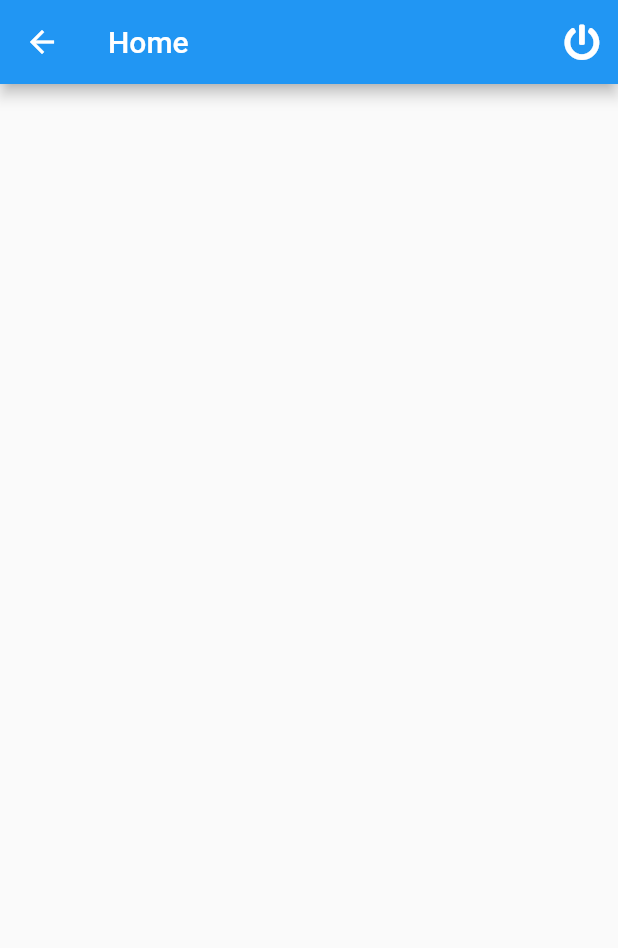
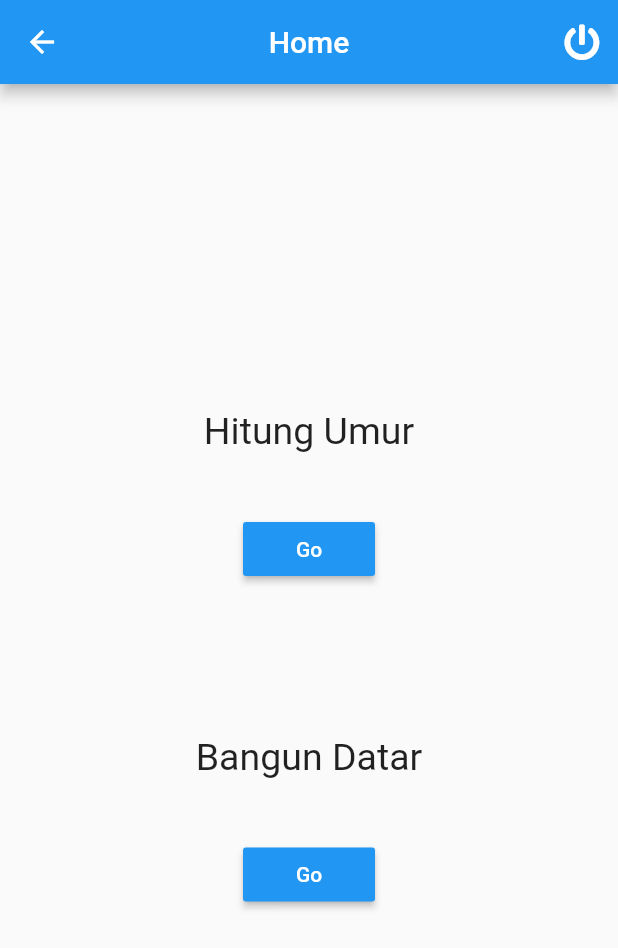
Before and after one commit to Fauzywahyudi/MentoringFlutter-3, a Flutter app: the HomePage screen opened by its route, on a phone screen of 412 x 824 dp. Shown: the top 948 px of the screen. Run offline on Flutter 3.47's test engine with Material 2 defaults, Android fonts, the phone set to English and light mode, and no system bars; our stand-ins replace flutter_custom_clippers, fluttertoast, font_awesome_flutter.

Commit message:
create menu pada home

```diff
--- a/Week2/task_week2/lib/main.dart
+++ b/Week2/task_week2/lib/main.dart
@@ -1,4 +1,5 @@
 import 'package:flutter/material.dart';
+import 'package:task_week2/views/hitung_umur.dart';
 import 'package:task_week2/views/home.dart';
 import 'package:task_week2/views/login.dart';
 
@@ -18,6 +19,7 @@ class MyApp extends StatelessWidget {
       routes: {
         HomePage.routeName: (context) => HomePage(),
         LoginPage.routeName: (context) => LoginPage(),
+        HitungUmur.routeName: (context) => HitungUmur(),
       },
       initialRoute: LoginPage.routeName,
     );
--- a/Week2/task_week2/lib/views/home.dart
+++ b/Week2/task_week2/lib/views/home.dart
@@ -11,9 +11,11 @@ class HomePage extends StatefulWidget {
 class _HomePageState extends State<HomePage> {
   @override
   Widget build(BuildContext context) {
+    var size = MediaQuery.of(context).size;
     return Scaffold(
       appBar: AppBar(
         title: Text('Home'),
+        centerTitle: true,
         actions: [
           IconButton(
             icon: Icon(FontAwesomeIcons.powerOff),
@@ -23,7 +25,41 @@ class _HomePageState extends State<HomePage> {
           ),
         ],
       ),
-      body: Container(),
+      body: Container(
+        width: size.width,
+        child: Column(
+          mainAxisAlignment: MainAxisAlignment.center,
+          children: [
+            Text(
+              'Hitung Umur',
+              style: TextStyle(fontSize: 25),
+            ),
+            SizedBox(height: 40),
+            MaterialButton(
+              onPressed: () {},
+              color: Colors.blue,
+              child: Text(
+                'Go',
+                style: TextStyle(color: Colors.white),
+              ),
+            ),
+            SizedBox(height: 100),
+            Text(
+              'Bangun Datar',
+              style: TextStyle(fontSize: 25),
+            ),
+            SizedBox(height: 40),
+            MaterialButton(
+              onPressed: () {},
+              color: Colors.blue,
+              child: Text(
+                'Go',
+                style: TextStyle(color: Colors.white),
+              ),
+            ),
+          ],
+        ),
+      ),
     );
   }
 }
--- a/Week2/task_week2/pubspec.yaml
+++ b/Week2/task_week2/pubspec.yaml
@@ -29,6 +29,7 @@ dependencies:
   line_icons: ^0.2.0
   font_awesome_flutter: ^8.10.0
   fluttertoast: ^7.1.1
+  datetime_picker_formfield: ^1.0.0
 
 dev_dependencies:
   flutter_test:
```
Also changed, not shown: Week2/task_week2/lib/views/bangun_datar.dart (added, +14 -0 lines), Week2/task_week2/lib/views/hitung_umur.dart (added, +16 -0 lines), Week2/task_week2/pubspec.lock.
